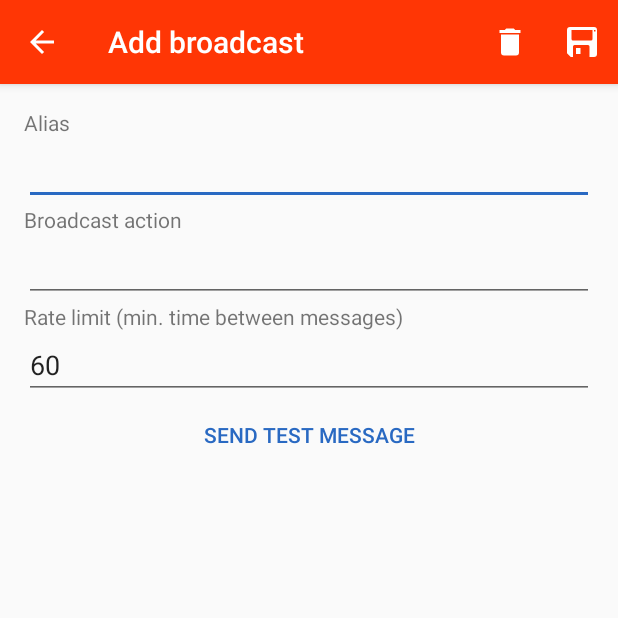
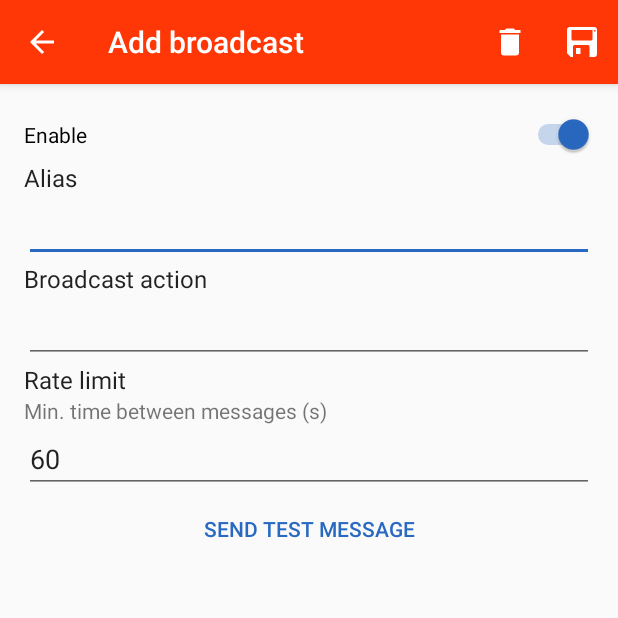
Before and after one commit to pixento/broadcast-to-mqtt, an Android app: the EditBroadcastActivity screen opened directly, with no data from a screen before it, on a phone screen of 412 x 824 dp, the top half of it. Run offline under Robolectric (Android 15) with nearby library versions, the phone set to English and light mode, and no system bars.

Commit message:
Added broadcast enable option, fixed problem with two intent at the same time.

```diff
--- a/app/build.gradle
+++ b/app/build.gradle
@@ -7,8 +7,8 @@ android {
         applicationId "pixento.nl.broadcasttomqtt"
         minSdkVersion 21
         targetSdkVersion 25
-        versionCode 2
-        versionName "1.0"
+        versionCode 4
+        versionName "1.1"
         testInstrumentationRunner "android.support.test.runner.AndroidJUnitRunner"
     }
     buildTypes {
--- a/app/src/main/java/pixento/nl/broadcasttomqtt/BroadcastItem.java
+++ b/app/src/main/java/pixento/nl/broadcasttomqtt/BroadcastItem.java
@@ -21,7 +21,12 @@ class BroadcastItem {
     /**
      * Indicates the number of MQTT messages sent with this action
      */
-    public int count_executed;
+    public int count_executed = 0;
+
+    /**
+     * Whether the filter is enabled
+     */
+    public boolean enabled = true;
 
     /**
      * Defines the rate limit for the current broadcast. The number indicates the minimum time
--- a/app/src/main/java/pixento/nl/broadcasttomqtt/EditBroadcastActivity.java
+++ b/app/src/main/java/pixento/nl/broadcasttomqtt/EditBroadcastActivity.java
@@ -13,6 +13,7 @@ import android.view.Menu;
 import android.view.MenuItem;
 import android.view.View;
 import android.widget.EditText;
+import android.widget.Switch;
 import android.widget.Toast;
 
 import org.json.JSONException;
@@ -29,6 +30,7 @@ public class EditBroadcastActivity extends AppCompatActivity {
     SharedPreferences prefs;
     BroadcastItemList bcItems;
     BroadcastItem broadcast;
+    Switch edit_enabled;
     EditText edit_alias;
     EditText edit_action;
     EditText edit_rate_limit;
@@ -63,9 +65,11 @@ public class EditBroadcastActivity extends AppCompatActivity {
         }
 
         // Find the inputs, and set the values
+        edit_enabled = (Switch) findViewById(R.id.input_enabled);
         edit_alias = (EditText) findViewById(R.id.input_alias);
         edit_action = (EditText) findViewById(R.id.input_action);
         edit_rate_limit = (EditText) findViewById(R.id.input_rate_limit);
+        edit_enabled.setChecked(broadcast.enabled);
         edit_alias.setText(broadcast.alias);
         edit_action.setText(broadcast.action);
         edit_rate_limit.setText(Integer.toString(broadcast.rate_limit));
@@ -82,6 +86,7 @@ public class EditBroadcastActivity extends AppCompatActivity {
             return false;
         } else {
             // Get the text inputs, and set to broadcast
+            broadcast.enabled = edit_enabled.isChecked();
             broadcast.alias = edit_alias.getText().toString();
             broadcast.action = edit_action.getText().toString();
             broadcast.rate_limit = Integer.parseInt(edit_rate_limit.getText().toString());
@@ -130,7 +135,8 @@ public class EditBroadcastActivity extends AppCompatActivity {
     }
 
     boolean inputHasChanged() {
-        if(!edit_action.getText().toString().equals(broadcast.action) ||
+        if(edit_enabled.isChecked() != broadcast.enabled ||
+            !edit_action.getText().toString().equals(broadcast.action) ||
             !edit_alias.getText().toString().equals(broadcast.alias) ||
             Integer.parseInt(edit_rate_limit.getText().toString()) != broadcast.rate_limit
             ) {
--- a/app/src/main/res/layout/content_edit_broadcast.xml
+++ b/app/src/main/res/layout/content_edit_broadcast.xml
@@ -15,11 +15,21 @@
         android:orientation="vertical"
         android:padding="16dp">
 
+        <Switch
+            android:id="@+id/input_enabled"
+            android:layout_width="match_parent"
+            android:layout_height="wrap_content"
+            android:paddingBottom="8dp"
+            android:paddingTop="8dp"
+            android:switchTextAppearance="@style/TextAppearance.AppCompat.Subhead"
+            android:text="Enable"/>
+
         <TextView
             android:id="@+id/title_alias"
             android:layout_width="match_parent"
             android:layout_height="wrap_content"
-            android:text="@string/alias"/>
+            android:text="@string/alias"
+            android:textAppearance="@style/TextAppearance.AppCompat.Subhead"/>
 
         <EditText
             android:id="@+id/input_alias"
@@ -33,7 +43,8 @@
             android:id="@+id/title_action"
             android:layout_width="match_parent"
             android:layout_height="wrap_content"
-            android:text="@string/broadcast_action"/>
+            android:text="@string/broadcast_action"
+            android:textAppearance="@style/TextAppearance.AppCompat.Subhead"/>
 
         <EditText
             android:id="@+id/input_action"
@@ -46,7 +57,14 @@
             android:id="@+id/title_rate_limit"
             android:layout_width="match_parent"
             android:layout_height="wrap_content"
-            android:text="@string/broadcast_rate_limit"/>
+            android:text="@string/broadcast_rate_limit"
+            android:textAppearance="@style/TextAppearance.AppCompat.Subhead"/>
+
+        <TextView
+            android:id="@+id/textView"
+            android:layout_width="match_parent"
+            android:layout_height="wrap_content"
+            android:text="@string/broadcast_rate_limit_decr"/>
 
         <EditText
             android:id="@+id/input_rate_limit"
--- a/app/src/main/res/values/strings.xml
+++ b/app/src/main/res/values/strings.xml
@@ -12,7 +12,8 @@
     <string name="title_activity_edit_broadcast">Edit Broadcast</string>
     <string name="broadcast_action">Broadcast action</string>
     <string name="alias">Alias</string>
-    <string name="broadcast_rate_limit">Rate limit (min. time between messages)</string>
+    <string name="broadcast_rate_limit">Rate limit</string>
+    <string name="broadcast_rate_limit_decr">Min. time between messages (s)</string>
     <string name="dialog_enter_bcdata_message">
         Unable to save empty broadcast item. Please enter an alias and action.
     </string>
```
Also changed, not shown: app/src/main/java/pixento/nl/broadcasttomqtt/MqttBroadcastService.java (+20 -9 lines), app/src/main/java/pixento/nl/broadcasttomqtt/SubBroadcastReceiver.java (+5 -3 lines).
